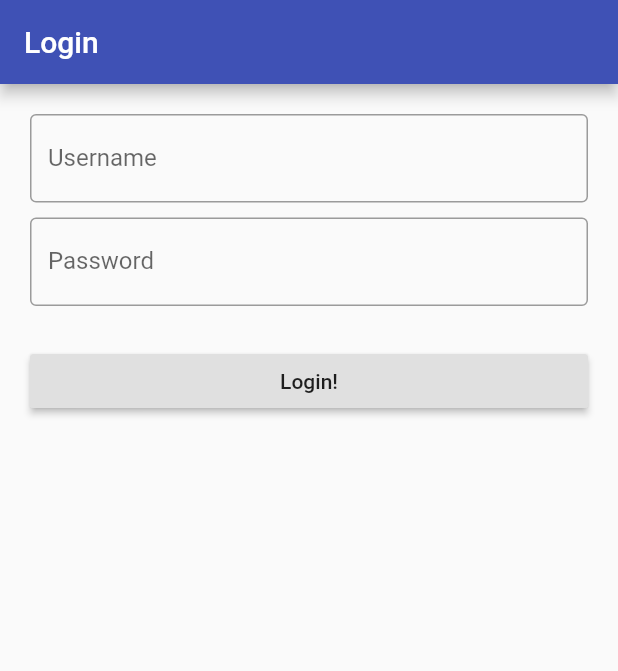
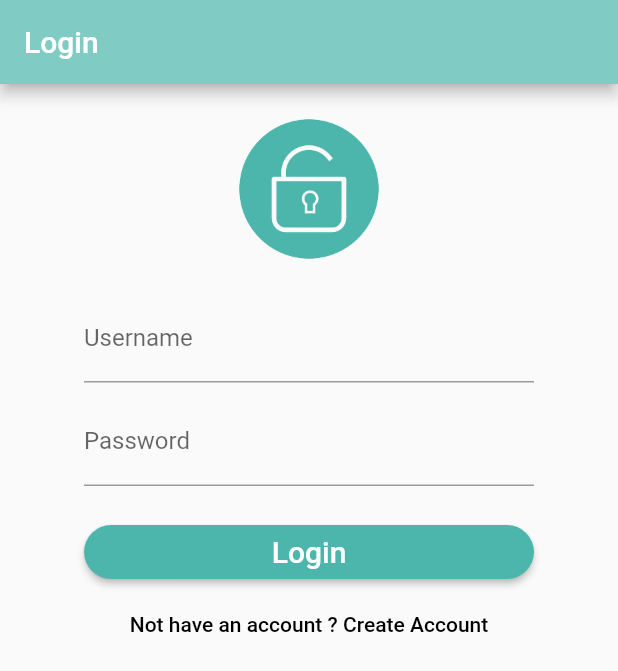
Before and after one commit to profaddy/flutter_poc, a Flutter app: the screen it shows after launch, on a phone screen of 412 x 824 dp. Shown: the top 671 px of the screen. Run offline on Flutter 3.47's test engine with Material 2 defaults, Android fonts, the phone set to English and light mode, and no system bars.

Commit message:
enabled web support and login page integrated with home route redirection after successfull login

```diff
--- a/lib/main.dart
+++ b/lib/main.dart
@@ -122,6 +122,7 @@ import './src/app_screens/login.dart';
 void main() => runApp(MyApp());
 
 class MyApp extends StatelessWidget {
+  @override
   Widget build(BuildContext context) {
     return MaterialApp(
         initialRoute: '/',
@@ -130,12 +131,12 @@ class MyApp extends StatelessWidget {
           '/home': (context) => Home(),
           '/second': (context) => SecondRoute(),
         },
-        title: 'Welcome to Flutter',
-        theme: ThemeData(
-          brightness: Brightness.light,
-          accentColor: Colors.indigo,
-          primaryColor: Colors.indigo,
-          primarySwatch: Colors.indigo,
-        ));
+        title: 'My Blog',
+        theme: new ThemeData(
+            brightness: Brightness.light,
+            accentColor: Colors.teal[200],
+            primaryColor: Colors.teal[200],
+            // primarySwatch: Colors.teal[200],
+            buttonColor: Colors.teal[300]));
   }
 }
--- a/lib/src/app_screens/login.dart
+++ b/lib/src/app_screens/login.dart
@@ -1,4 +1,6 @@
 import 'package:flutter/material.dart';
+import 'package:flutter_starter/src/components/TextFieldComponent.dart';
+import '../components/renderImage.dart';
 
 class Login extends StatefulWidget {
   @override
@@ -7,62 +9,114 @@ class Login extends StatefulWidget {
   }
 }
 
+enum FormType { login, register }
+
 class _LoginState extends State<Login> {
+  final formKey = new GlobalKey<FormState>();
+  FormType _formType = FormType.login;
   String username = "";
+  String password = "";
+  //methods
+
+  handleValidator(String value) {
+    return value.isEmpty ? "Required! " : null;
+  }
+
+  bool validateAndSave() {
+    final form = formKey.currentState;
+    if (form.validate()) {
+      form.save();
+      Navigator.pushNamed(context, '/home');
+      return true;
+    } else {
+      return false;
+    }
+  }
+
+  void moveToregister() {
+    formKey.currentState.reset();
+    setState(() {
+      _formType = FormType.register;
+    });
+  }
+
   @override
   Widget build(BuildContext context) {
     return Center(
         child: Scaffold(
             appBar: AppBar(
-              title: Text('Login'),
+              title: Text('Login', style: TextStyle(color: Colors.white)),
             ),
-            body: Container(
-                decoration: BoxDecoration(
-                    // gradient: LinearGradient(
-                    //   begin: Alignment.topRight,
-                    //   end: Alignment.bottomLeft,
-                    //   colors: [Colors.blue, Colors.indigo])
-                    ),
+            body: Center(
                 child: Container(
-                    margin: EdgeInsets.all(20.0),
-                    child:
+                    child: Container(
+                        margin: EdgeInsets.all(20.0),
+                        width: 300,
+                        child: new Form(
+                            key: formKey,
+                            child: (ListView(children: <Widget>[
+                              logo(),
+                              SizedBox(height: 20),
+                              createInputs(),
+                              SizedBox(height: 10),
+                              createButtons(),
+                            ])))
                         // margin: EdgeInsets.all(20.0),
-                        ListView(children: <Widget>[
-                      TextField(
-                        decoration: InputDecoration(
-                          labelText: 'Username',
-                          border: OutlineInputBorder(),
-                        ),
-                        onChanged: (String userInput) {
-                          setState(() {
-                            debugPrint("set state called");
-                            username = userInput;
-                          });
-                        },
-                      ),
-                      Padding(padding: EdgeInsets.only(top: 10.0)),
-                      TextField(
-                          obscureText: true,
-                          decoration: InputDecoration(
-                            labelText: 'Password',
-                            border: OutlineInputBorder(),
-                          ),
-                          onChanged: (String userInput) =>
-                              handleChanged(userInput)),
-                      Padding(padding: EdgeInsets.only(top: 10.0)),
-                      Text('$username'),
-                      RaisedButton(
-                        onPressed: () {
-                          Navigator.pushNamed(context, '/home');
-                        },
-                        child: Text('Login!'),
-                      ),
-                    ])))));
+                        )))));
+  }
+
+  Widget logo() {
+    return RenderCircularAvatar(
+        imageTag: "unlock", imagePath: "images/unlock_teal.png");
+  }
+
+  Widget createInputs() {
+    return new Container(
+        child: new Column(children: <Widget>[
+      TextFieldComponent(
+          handleChanged: handleChanged,
+          label: "Username",
+          isPasswordField: false,
+          handleValidator: handleValidator),
+      // Padding(padding: EdgeInsets.only(top: 10.0)),
+      SizedBox(height: 10),
+      TextFieldComponent(
+          handleChanged: handleChanged,
+          label: "Password",
+          isPasswordField: true,
+          handleValidator: handleValidator),
+      SizedBox(height: 10),
+      // Padding(padding: EdgeInsets.only(top: 10.0)),
+      // Text('$username'),
+    ]));
+  }
+
+  Widget createButtons() {
+    return new Container(
+        child: new Column(
+            crossAxisAlignment: CrossAxisAlignment.stretch,
+            children: <Widget>[
+          RaisedButton(
+            shape: new RoundedRectangleBorder(
+                borderRadius: new BorderRadius.circular(18.0),
+                side: BorderSide(color: Colors.transparent)),
+            onPressed: validateAndSave,
+            child: Text('Login', style: new TextStyle(fontSize: 20.0)),
+            textColor: Colors.white,
+          ),
+          FlatButton(
+            onPressed: () {
+              Navigator.pushNamed(context, '/home');
+            },
+            child: Text('Not have an account ? Create Account',
+                style: new TextStyle(color: Colors.black, fontSize: 14.0)),
+            textColor: Theme.of(context).accentColor,
+          )
+        ]));
   }
 
   handleChanged(String userInput) {
     setState(() {
-      debugPrint("set state called");
       username = userInput;
     });
   }
--- a/lib/src/components/TextFieldComponent.dart
+++ b/lib/src/components/TextFieldComponent.dart
@@ -1,19 +1,26 @@
-// import 'package:flutter/material.dart';
+import 'package:flutter/material.dart';
 
-//       class TextFieldComponent extends StatelessWidget{
-//         Widget build(BuildContext context) {
+class TextFieldComponent extends StatelessWidget {
+  TextFieldComponent(
+      {@required this.handleChanged,
+      @required this.label,
+      @required this.isPasswordField,
+      this.outlined = false,
+      @required this.handleValidator});
+  final bool outlined;
+  final bool isPasswordField;
+  final String label;
+  final Function handleChanged;
+  final Function handleValidator;
 
-//       TextField(
-//                         decoration: InputDecoration(
-//                           labelText: 'Username',
-//                           border: OutlineInputBorder(),
-//                         ),
-//                         onChanged: (String userInput) {
-//                           setState(() {
-//                             debugPrint("set state called");
-//                             username = userInput;
-//                           });
-//                         },
-//                       ),
-//         }
-//       }
+  Widget build(BuildContext context) {
+    return TextFormField(
+        obscureText: this.isPasswordField,
+        validator: (String value) => this.handleValidator(value),
+        decoration: InputDecoration(
+          labelText: this.label,
+          border: outlined == true ? OutlineInputBorder() : null,
+        ),
+        onChanged: (String userInput) => this.handleChanged(userInput));
+  }
+}
--- /dev/null
+++ b/lib/src/components/renderImage.dart
@@ -0,0 +1,23 @@
+import 'package:flutter/material.dart';
+
+class RenderCircularAvatar extends StatelessWidget {
+  RenderCircularAvatar(
+      {
+        @required this.imageTag,
+        @required this.imagePath,
+        this.radius = 50.0
+      });
+      final imagePath;
+      final double radius;
+      final String imageTag;
+  Widget build(BuildContext context) {
+    return new Hero(
+      tag: this.imageTag,
+      child: new CircleAvatar(
+        backgroundColor: Colors.transparent,
+        radius: this.radius,
+        child: Image.asset(this.imagePath),
+      ),
+    );
+  }
+}
--- a/pubspec.yaml
+++ b/pubspec.yaml
@@ -42,8 +42,8 @@ flutter:
   uses-material-design: true
 
   # To add assets to your application, add an assets section, like this:
-  # assets:
-  #  - images/a_dot_burr.jpeg
+  assets:
+   - images/unlock_teal.png
   #  - images/a_dot_ham.jpeg
 
   # An image asset can refer to one or more resolution-specific "variants", see
```
Also changed, not shown: lib/src/app_screens/home..dart (+29 -19 lines), lib/src/components/GridViewComponent.dart (added, +17 -0 lines), images/unlock.png (added), images/unlock_teal.png (added), images/unlock_teal_backup.jpg (added), lib/src/assets/5633.jpg (added), lib/src/assets/unlock.png (added), lib/src/assets/unlock1.jpg (added), pubspec.lock, 12 other files.
